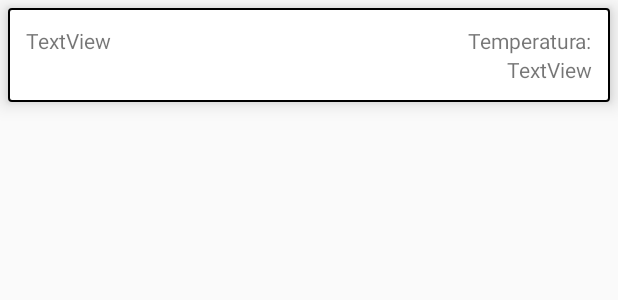
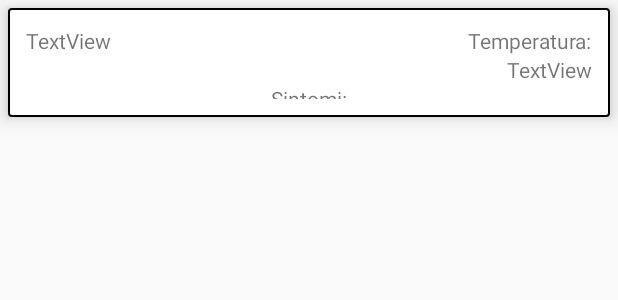
Before and after one commit to noisesy/hackathome_covid19, an Android app: the layout item_misurazione.xml on its own in the app's theme, with its tools: preview values and no code run, on a phone screen of 412 x 824 dp. Shown: the top 300 px of the screen. Run offline under Robolectric (Android 15) with nearby library versions, the phone set to English and light mode, and no system bars; network calls fail.

Commit message:
add sintomi in summary

```diff
--- a/app/src/main/res/layout/item_misurazione.xml
+++ b/app/src/main/res/layout/item_misurazione.xml
@@ -13,20 +13,20 @@
 
     <TextView
         android:id="@+id/text_data"
+        android:layout_width="0dp"
+        android:layout_height="0dp"
         android:text="TextView"
         app:layout_constraintBottom_toBottomOf="parent"
         app:layout_constraintEnd_toStartOf="@+id/text_misurazione"
         app:layout_constraintStart_toStartOf="parent"
-        app:layout_constraintTop_toTopOf="parent"
-        android:layout_height="0dp"
-        android:layout_width="0dp" />
+        app:layout_constraintTop_toTopOf="parent" />
 
     <TextView
         android:id="@+id/text_misurazione"
         android:layout_width="wrap_content"
         android:layout_height="wrap_content"
         android:text="TextView"
-        app:layout_constraintBottom_toBottomOf="parent"
+        app:layout_constraintBottom_toTopOf="@id/text_sintomi"
         app:layout_constraintEnd_toEndOf="parent"
         app:layout_constraintTop_toTopOf="parent"
         app:layout_constraintVertical_bias="1.0" />
@@ -40,4 +40,15 @@
         app:layout_constraintEnd_toEndOf="parent"
         app:layout_constraintTop_toTopOf="parent"
         app:layout_constraintVertical_bias="0.0" />
+
+
+    <TextView
+        android:id="@+id/text_sintomi"
+        android:layout_width="wrap_content"
+        android:layout_height="wrap_content"
+        android:text="Sintomi:"
+        app:layout_constraintBottom_toBottomOf="parent"
+        app:layout_constraintStart_toStartOf="parent"
+        app:layout_constraintEnd_toEndOf="parent"
+        app:layout_constraintTop_toBottomOf="@+id/text_data" />
 </androidx.constraintlayout.widget.ConstraintLayout>
```
Also changed, not shown: app/src/main/java/org/hackathome/covid19/FirstFragment.java (+13 -0 lines).
